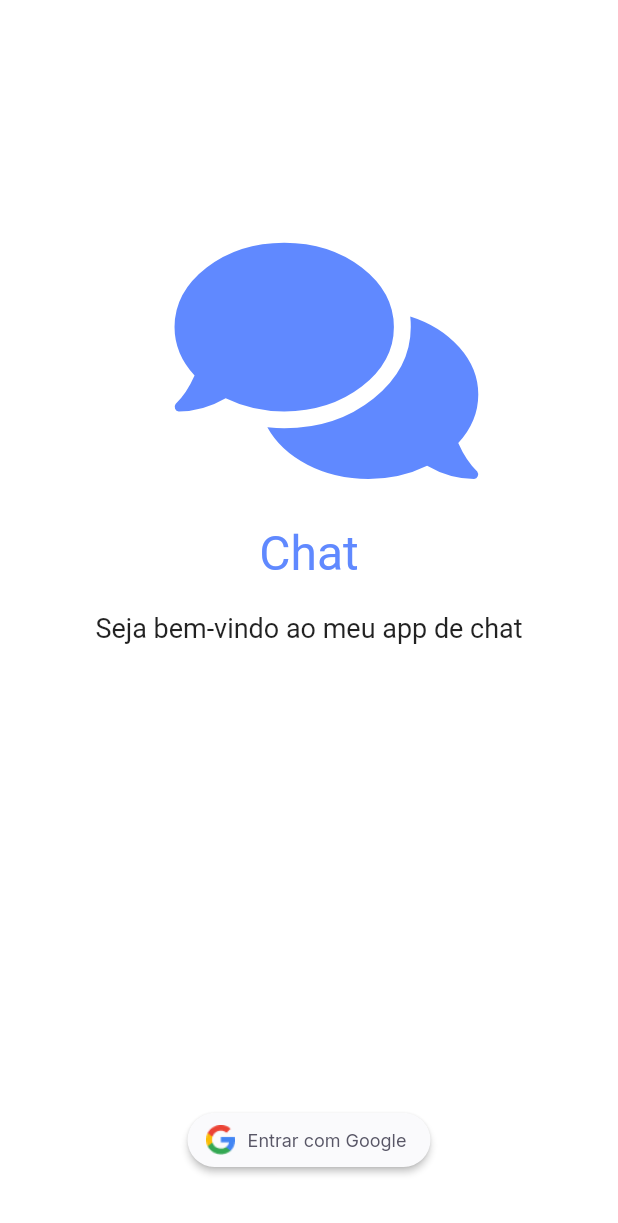
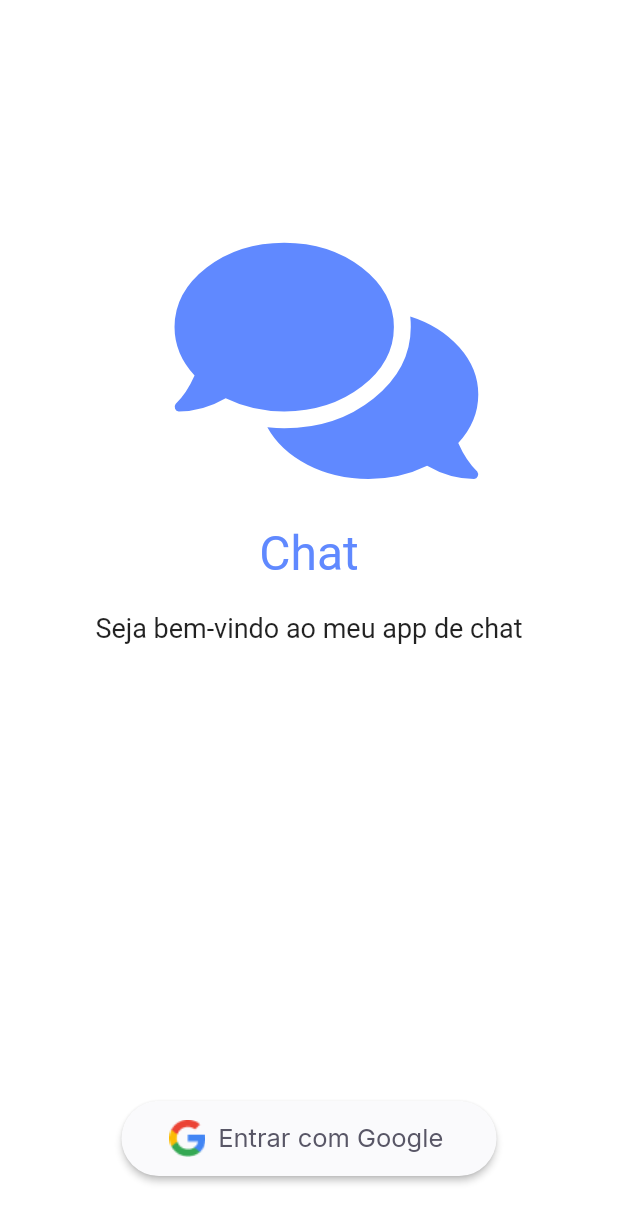
Before and after one commit to willyoliv/chat, a Flutter app: the screen it shows after launch, on a phone screen of 412 x 824 dp. Shown: the top 1223 px of the screen. Run offline on Flutter 3.47's test engine with Material 2 defaults, Android fonts, the phone set to English and light mode, and no system bars; our stand-ins replace cloud_firestore, firebase_auth, firebase_core, font_awesome_flutter, google_fonts, google_sign_in; accounts and stored records are empty.

Commit message:
adicionando prints

```diff
--- a/lib/main.dart
+++ b/lib/main.dart
@@ -31,6 +31,7 @@ class MainApp extends StatelessWidget {
     return ChangeNotifierProvider(
       create: (context) => GoogleSignInProvider(),
       child: MaterialApp(
+        debugShowCheckedModeBanner: false,
         theme: ThemeData(
           primarySwatch: PrimaryColor,
         ),
--- a/lib/modules/login/login_page.dart
+++ b/lib/modules/login/login_page.dart
@@ -57,15 +57,16 @@ class _LoginPageState extends State<LoginPage> {
                     ? CircularProgressIndicator()
                     : ElevatedButton.icon(
                         style: ElevatedButton.styleFrom(
+                          fixedSize: Size(250, 50),
                           primary: AppColors.shape,
                           shape: RoundedRectangleBorder(
-                            borderRadius: BorderRadius.circular(20),
+                            borderRadius: BorderRadius.circular(30),
                           ),
                         ),
                         icon: Image.asset(
                           AppImages.google,
-                          height: 20,
-                          width: 20,
+                          height: 25,
+                          width: 25,
                         ),
                         label: Text(
                           "Entrar com Google",
--- a/lib/modules/welcome/welcome_page.dart
+++ b/lib/modules/welcome/welcome_page.dart
@@ -26,7 +26,7 @@ class WelcomePage extends StatelessWidget {
                   mainAxisAlignment: MainAxisAlignment.center,
                   children: [
                     CircleAvatar(
-                      radius: 40,
+                      radius: 60,
                       backgroundImage: NetworkImage(user.photoURL!),
                     ),
                     SizedBox(
@@ -35,11 +35,13 @@ class WelcomePage extends StatelessWidget {
                     Text(
                       "Bem vindo(a)",
                       style: TextStyles.titleWelcome,
+                      textAlign: TextAlign.center,
                     ),
                     FittedBox(
                       child: Text(
                         "${user.displayName!}",
                         style: TextStyles.titleUserHome,
+                        textAlign: TextAlign.center,
                       ),
                     ),
                   ],
--- a/lib/shared/themes/text_styles.dart
+++ b/lib/shared/themes/text_styles.dart
@@ -4,7 +4,7 @@ import 'package:google_fonts/google_fonts.dart';
 
 class TextStyles {
   static final buttonGray = GoogleFonts.inter(
-    fontSize: 12,
+    fontSize: 17,
     fontWeight: FontWeight.w400,
     color: AppColors.grey,
   );
```
Also changed, not shown: assets/prints/screenshot1.jpg (added), assets/prints/screenshot2.jpg (added), assets/prints/screenshot3.jpg (added).
